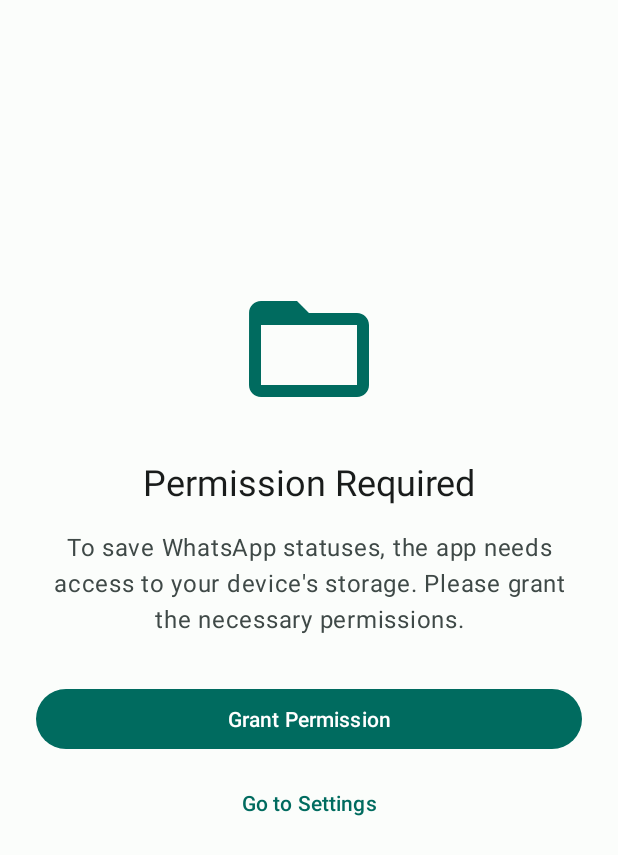
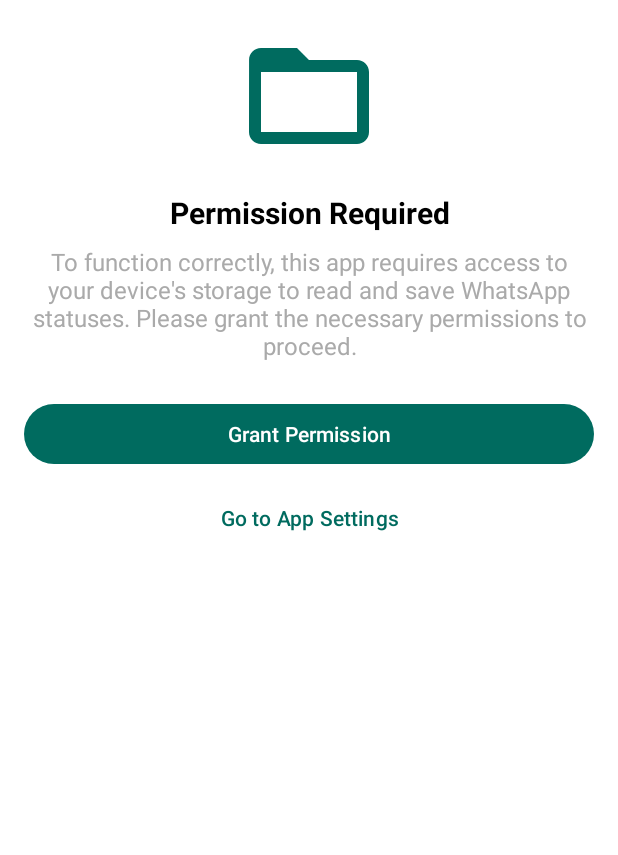
Before and after one commit to NKG-S/Save-Status, an Android app: the screen it shows after launch (MainActivity), on a phone screen of 412 x 824 dp. Shown: the top 855 px of the screen. Run offline under Robolectric (Android 15) with nearby library versions, the phone set to English and light mode, and no system bars; our stand-ins replace navigation-ui; pictures from the network do not load; 1 statement that could not run was skipped.

Commit message:
theme changing chanfe and not it is fully functiona aand change xml file also

```diff
--- a/app/src/main/res/layout/activity_main.xml
+++ b/app/src/main/res/layout/activity_main.xml
@@ -12,6 +12,7 @@
     <!-- This FrameLayout will hold the permission UI when needed -->
     <FrameLayout
         android:id="@+id/permission_overlay"
+        style="@style/Widget.App.BottomNavigationView"
         android:layout_width="0dp"
         android:layout_height="0dp"
         android:visibility="gone"
@@ -21,6 +22,8 @@
         app:layout_constraintTop_toTopOf="parent"
         tools:visibility="visible">
         <include layout="@layout/layout_permission_required" />
+
+
     </FrameLayout>
 
     <!-- FragmentContainerView to host the different fragments -->
@@ -41,9 +44,9 @@
         android:id="@+id/nav_view"
         android:layout_width="0dp"
         android:layout_height="wrap_content"
+        android:background="@android:color/transparent"
         android:layout_marginStart="0dp"
         android:layout_marginEnd="0dp"
-        android:background="?attr/colorSurface"
         app:labelVisibilityMode="labeled"
         app:layout_constraintBottom_toBottomOf="parent"
         app:layout_constraintLeft_toLeftOf="parent"
--- a/app/src/main/res/layout/fragment_saved.xml
+++ b/app/src/main/res/layout/fragment_saved.xml
@@ -79,7 +79,7 @@
             android:clipToPadding="false"
             android:scrollbars="vertical"
             app:layoutManager="androidx.recyclerview.widget.GridLayoutManager"
-            app:spanCount="2"
+            app:spanCount="3"
             tools:listitem="@layout/item_status_card" />
 
     </androidx.swiperefreshlayout.widget.SwipeRefreshLayout>
--- a/app/src/main/res/layout/fragment_status.xml
+++ b/app/src/main/res/layout/fragment_status.xml
@@ -79,7 +79,7 @@
             android:clipToPadding="false"
             android:scrollbars="vertical"
             app:layoutManager="androidx.recyclerview.widget.GridLayoutManager"
-            app:spanCount="2"
+            app:spanCount="3"
             tools:listitem="@layout/item_status_card" />
 
     </androidx.swiperefreshlayout.widget.SwipeRefreshLayout>
--- a/app/src/main/res/layout/layout_permission_required.xml
+++ b/app/src/main/res/layout/layout_permission_required.xml
@@ -3,63 +3,69 @@
     xmlns:android="http://schemas.android.com/apk/res/android"
     xmlns:app="http://schemas.android.com/apk/res-auto"
     xmlns:tools="http://schemas.android.com/tools"
+    tools:ignore="UseAppTint"
     android:layout_width="match_parent"
     android:layout_height="match_parent"
-    android:background="?attr/colorSurface"
-    android:padding="24dp">
+    android:background="@android:color/white"
+    android:padding="16dp">
+
+    <!-- Chain style to center all content vertically -->
+    <androidx.constraintlayout.widget.Guideline
+        android:id="@+id/centerGuideline"
+        android:layout_width="wrap_content"
+        android:layout_height="wrap_content"
+        android:orientation="horizontal"
+        app:layout_constraintGuide_percent="0.50" />
 
     <ImageView
         android:id="@+id/icon_permission"
         android:layout_width="96dp"
         android:layout_height="96dp"
         android:src="@drawable/ic_folder_open_outlined"
-        app:tint="?attr/colorPrimary"
+        android:tint="?attr/colorPrimary"
         android:contentDescription="@string/cd_permission_icon"
-        app:layout_constraintVertical_chainStyle="packed"
-        app:layout_constraintBottom_toTopOf="@+id/text_view_permission_title"
+        app:layout_constraintTop_toTopOf="parent"
+        app:layout_constraintBottom_toTopOf="@+id/text_permission_title"
+        app:layout_constraintStart_toStartOf="parent"
         app:layout_constraintEnd_toEndOf="parent"
-        app:layout_constraintStart_toStartOf="parent"
-        app:layout_constraintTop_toTopOf="parent"
-        app:layout_constraintVertical_bias="0.4" />
+        app:layout_constraintVertical_chainStyle="packed"/>
 
     <com.google.android.material.textview.MaterialTextView
-        android:id="@+id/text_view_permission_title"
-        android:layout_width="0dp"
-        android:layout_height="wrap_content"
-        android:layout_marginTop="24dp"
-        android:text="@string/permission_required_title"
-        android:textAppearance="?attr/textAppearanceHeadlineSmall"
-        android:textColor="?attr/colorOnSurface"
-        android:gravity="center"
-        app:layout_constraintBottom_toTopOf="@+id/text_view_permission_message"
-        app:layout_constraintEnd_toEndOf="parent"
-        app:layout_constraintStart_toStartOf="parent"
-        app:layout_constraintTop_toBottomOf="@+id/icon_permission" />
-
-    <com.google.android.material.textview.MaterialTextView
-        android:id="@+id/text_view_permission_message"
+        android:id="@+id/text_permission_title"
         android:layout_width="0dp"
         android:layout_height="wrap_content"
         android:layout_marginTop="16dp"
-        android:text="@string/permission_storage_message"
-        android:textAppearance="?attr/textAppearanceBodyLarge"
-        android:textColor="?attr/colorOnSurfaceVariant"
+        android:text="@string/permission_required_title"
+        android:textSize="20sp"
+        android:textStyle="bold"
+        android:textColor="@android:color/black"
         android:gravity="center"
-        app:layout_constraintBottom_toTopOf="@+id/btn_grant_permission"
-        app:layout_constraintEnd_toEndOf="parent"
+        app:layout_constraintTop_toBottomOf="@id/icon_permission"
         app:layout_constraintStart_toStartOf="parent"
-        app:layout_constraintTop_toBottomOf="@+id/text_view_permission_title" />
+        app:layout_constraintEnd_toEndOf="parent" />
+
+    <com.google.android.material.textview.MaterialTextView
+        android:id="@+id/text_permission_message"
+        android:layout_width="0dp"
+        android:layout_height="wrap_content"
+        android:layout_marginTop="8dp"
+        android:text="@string/permission_required_message"
+        android:textSize="16sp"
+        android:textColor="@android:color/darker_gray"
+        android:gravity="center"
+        app:layout_constraintTop_toBottomOf="@id/text_permission_title"
+        app:layout_constraintStart_toStartOf="parent"
+        app:layout_constraintEnd_toEndOf="parent" />
 
     <com.google.android.material.button.MaterialButton
         android:id="@+id/btn_grant_permission"
         android:layout_width="0dp"
         android:layout_height="wrap_content"
-        android:layout_marginTop="32dp"
+        android:layout_marginTop="24dp"
         android:text="@string/permission_grant_button"
-        app:layout_constraintBottom_toTopOf="@+id/btn_go_to_settings"
-        app:layout_constraintEnd_toEndOf="parent"
+        app:layout_constraintTop_toBottomOf="@id/text_permission_message"
         app:layout_constraintStart_toStartOf="parent"
-        app:layout_constraintTop_toBottomOf="@+id/text_view_permission_message" />
+        app:layout_constraintEnd_toEndOf="parent" />
 
     <com.google.android.material.button.MaterialButton
         android:id="@+id/btn_go_to_settings"
@@ -67,10 +73,10 @@
         android:layout_width="0dp"
         android:layout_height="wrap_content"
         android:layout_marginTop="8dp"
-        android:text="@string/permission_settings_button"
-        app:layout_constraintBottom_toBottomOf="parent"
-        app:layout_constraintEnd_toEndOf="parent"
+        android:text="@string/permission_go_to_settings_button"
+        android:textColor="?attr/colorPrimary"
+        app:layout_constraintTop_toBottomOf="@id/btn_grant_permission"
         app:layout_constraintStart_toStartOf="parent"
-        app:layout_constraintTop_toBottomOf="@+id/btn_grant_permission" />
+        app:layout_constraintEnd_toEndOf="parent" />
 
 </androidx.constraintlayout.widget.ConstraintLayout>
--- a/app/src/main/res/layout/layout_settings_section_header.xml
+++ b/app/src/main/res/layout/layout_settings_section_header.xml
@@ -7,7 +7,8 @@
     android:paddingStart="16dp"
     android:paddingEnd="16dp"
     android:paddingTop="16dp"
-    android:paddingBottom="8dp">
+    android:paddingBottom="16dp"
+    android:background="?attr/colorSurface"> <!-- Ensures background adapts to theme -->
 
     <com.google.android.material.textview.MaterialTextView
         android:id="@+id/text_view_section_title"
--- a/app/src/main/res/values-night/colors.xml
+++ b/app/src/main/res/values-night/colors.xml
@@ -1,6 +1,6 @@
 <?xml version="1.0" encoding="utf-8"?>
 <resources>
-    <color name="md_theme_primary">#53DBCA</color>
+    <color name="md_theme_primary">#25D366</color>
     <color name="md_theme_onPrimary">#003730</color>
     <color name="md_theme_primaryContainer">#005047</color>
     <color name="md_theme_onPrimaryContainer">#73F8E2</color>
@@ -33,8 +33,14 @@
     <color name="md_theme_surfaceVariant">#3F4947</color>
     <color name="md_theme_onSurfaceVariant">#BFC9C6</color>
 
-    <!-- Re-added missing outline colors -->
     <color name="md_theme_outline">#899391</color>
     <color name="md_theme_outlineVariant">#3F4947</color>
 
+    <!-- Custom colors for media controls (dark theme) -->
+    <color name="media_controls_background">#B3000000</color> <!-- Slightly more opaque black for dark controls -->
+    <color name="media_controls_text_color">#FFFFFF</color> <!-- White text on dark controls -->
+    <color name="media_controls_buffered_color">#B3FFFFFF</color> <!-- Semi-transparent white for buffered progress -->
+    <color name="media_controls_unplayed_color">#4DFFFFFF</color> <!-- More transparent white for unplayed progress -->
+    <color name="media_controls_icon_tint">#FFFFFF</color> <!-- White icons on dark controls -->
+
 </resources>
--- a/app/src/main/res/values/colors.xml
+++ b/app/src/main/res/values/colors.xml
@@ -1,6 +1,8 @@
 <?xml version="1.0" encoding="utf-8"?>
 <resources>
+    <!-- Material Design 3 Palette Colors (Light Theme) -->
     <color name="md_theme_primary">#006B5F</color>
+    <color name="background">#FFFFFF</color>
     <color name="md_theme_onPrimary">#FFFFFF</color>
     <color name="md_theme_primaryContainer">#73F8E2</color>
     <color name="md_theme_onPrimaryContainer">#00201C</color>
@@ -23,24 +25,29 @@
     <color name="md_theme_surfaceTint">#006B5F</color>
     <color name="md_theme_scrim">#000000</color>
     <color name="md_theme_surfaceContainerHighest">#E3E3E3</color>
-
-    <color name="light_background">#FFFFFF</color>
-    <color name="light_onBackground">#1C1B1F</color>
-    <color name="light_card_surface">#F5F5F5</color>
-    <color name="bottom_nav_selected">@color/md_theme_primary</color>
-    <color name="bottom_nav_unselected">@color/md_theme_onSurfaceVariant</color>
-    <color name="pixel_accent">#C3C3C3</color>
-    <color name="pixel_dark_surface">#434343</color>
-
-    <color name="md_theme_background">#FBFDFB</color>
-    <color name="md_theme_onBackground">#191C1B</color>
-    <color name="md_theme_surface">#FBFDFB</color>
-    <color name="md_theme_onSurface">#191C1B</color>
-    <color name="md_theme_surfaceVariant">#DBE5E1</color>
-    <color name="md_theme_onSurfaceVariant">#3F4947</color>
-
-    <!-- Re-added missing outline colors -->
     <color name="md_theme_outline">#6F7977</color>
     <color name="md_theme_outlineVariant">#BFC9C6</color>
 
+    <!-- Core Theme Colors for Background and Text -->
+    <color name="md_theme_background">#FBFDFB</color> <!-- Light background -->
+    <color name="md_theme_onBackground">#191C1B</color> <!-- Dark letters -->
+    <color name="md_theme_surface">#FBFDFB</color> <!-- Light surface -->
+    <color name="md_theme_onSurface">#191C1B</color> <!-- Dark letters -->
+    <color name="md_theme_surfaceVariant">#DBE5E1</color>
+    <color name="md_theme_onSurfaceVariant">#3F4947</color> <!-- Calm dark for icons/secondary text -->
+
+    <!-- Custom Colors for Specific UI Elements -->
+    <color name="bottom_nav_selected">@color/md_theme_primary</color>
+    <color name="bottom_nav_unselected">@color/md_theme_onSurfaceVariant</color>
+
+    <!-- Media Controls Specific Colors (can be consistent across themes if desired) -->
+    <color name="media_controls_background">#80000000</color> <!-- Semi-transparent black -->
+    <color name="media_controls_text_color">#FFFFFF</color> <!-- White text on dark controls -->
+    <color name="media_controls_buffered_color">#B3FFFFFF</color> <!-- Semi-transparent white for buffered progress -->
+    <color name="media_controls_unplayed_color">#4DFFFFFF</color> <!-- More transparent white for unplayed progress -->
+    <color name="media_controls_icon_tint">#FFFFFF</color> <!-- White icons on dark controls -->
+
+    <!-- Overlay color for selected items in lists -->
+    <color name="overlay_background_dark">#80000000</color> <!-- Semi-transparent black for overlays -->
+
 </resources>
--- a/app/src/main/res/values/themes.xml
+++ b/app/src/main/res/values/themes.xml
@@ -6,6 +6,9 @@
         <item name="colorOnPrimary">@color/md_theme_onPrimary</item>
         <item name="colorPrimaryContainer">@color/md_theme_primaryContainer</item>
         <item name="colorOnPrimaryContainer">@color/md_theme_onPrimaryContainer</item>
+        <item name="background">@color/background</item>
+        <item name="textAppearanceHeadlineSmall">@style/TextAppearance.Material3.HeadlineSmall</item>
+        <item name="textAppearanceBodyMedium">@style/TextAppearance.Material3.BodyMedium</item>
 
         <item name="colorSecondary">@color/md_theme_secondary</item>
         <item name="colorOnSecondary">@color/md_theme_onSecondary</item>
```
Also changed, not shown: app/src/main/res/layout/exoplayer_custom_controls.xml (+8 -8 lines), app/src/main/res/layout/fragment_image_viewer.xml (+8 -8 lines), app/src/main/res/layout/fragment_settings.xml (+6 -3 lines), app/src/main/res/layout/fragment_video_player.xml (+8 -8 lines), app/src/main/res/layout/item_status_card.xml (+16 -3 lines).
